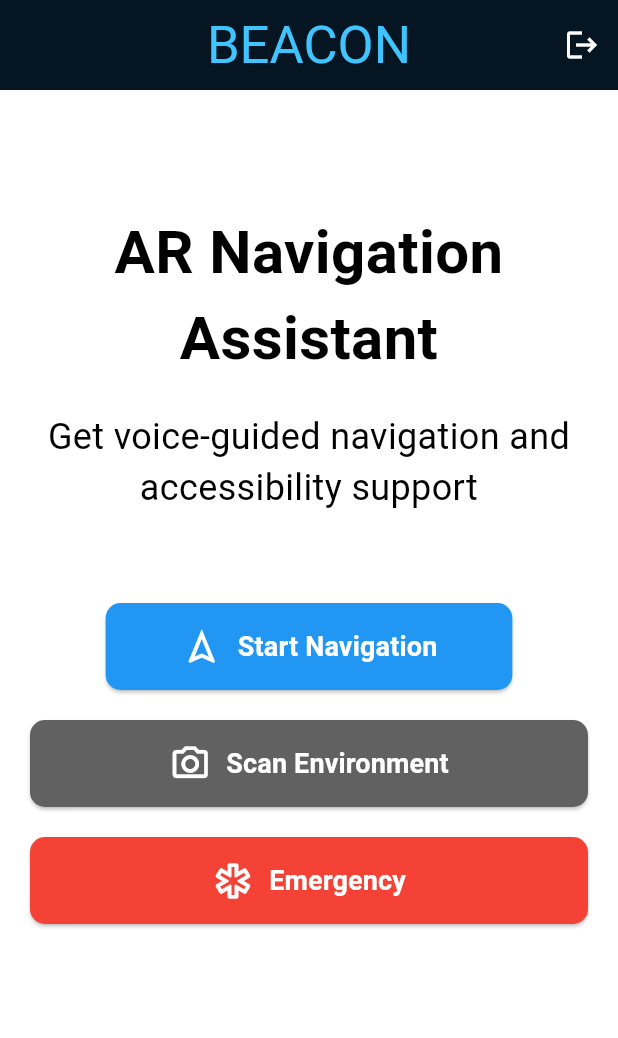
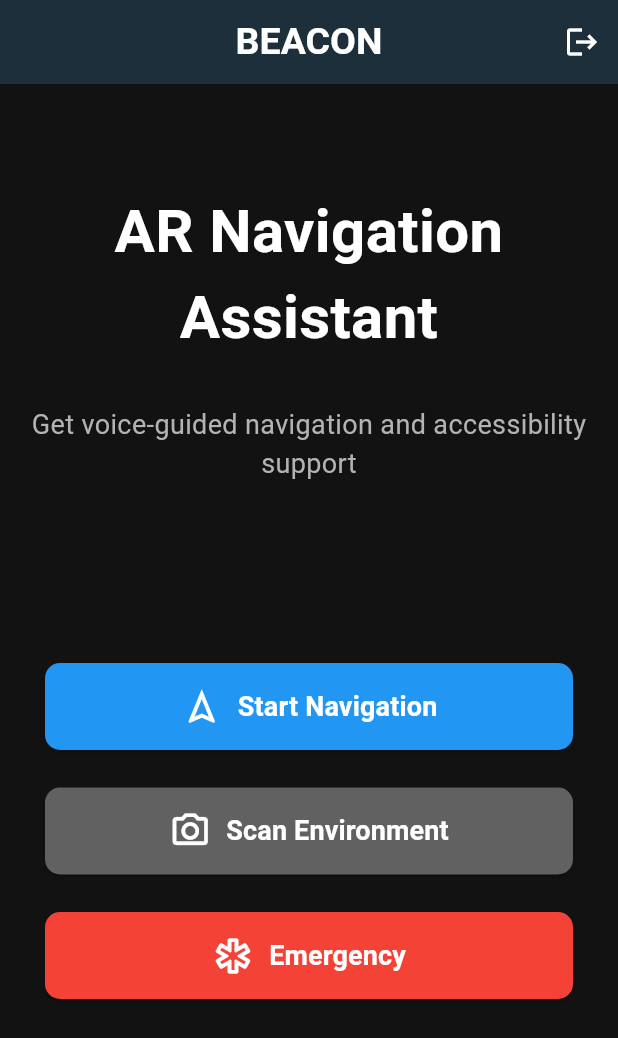
Before and after one commit to Shanu-Kumawat/Beacon, a Flutter app: the screen it shows once a user with an empty profile is signed in, on a phone screen of 412 x 824 dp. Shown: the top 1038 px of the screen. Run offline on Flutter 3.47's test engine with Material 3 defaults, Android fonts, the phone set to English and light mode, and no system bars; our stand-ins replace cloud_firestore, firebase_auth, firebase_core, firebase_storage, flutter_riverpod, geocoding and 2 more; accounts and stored records are empty; network calls fail.

Commit message:
improved home screen ui

```diff
--- /dev/null
+++ b/lib/core/common/custom_icon_button.dart
@@ -0,0 +1,59 @@
+import 'package:flutter/material.dart';
+
+class CustomIconButton extends StatelessWidget {
+  final String label;
+  final IconData icon;
+  final Color color;
+  final VoidCallback onPressed;
+
+  const CustomIconButton({
+    super.key,
+    required this.label,
+    required this.icon,
+    required this.color,
+    required this.onPressed,
+  });
+
+  @override
+  Widget build(BuildContext context) {
+    return Row(
+      mainAxisAlignment: MainAxisAlignment.spaceEvenly,
+      children: [
+        Expanded(
+          child: Padding(
+            padding: const EdgeInsets.symmetric(horizontal: 10),
+            child: ElevatedButton(
+              onPressed: onPressed,
+              style: ElevatedButton.styleFrom(
+                backgroundColor: color,
+                padding: const EdgeInsets.symmetric(vertical: 15),
+                shape: RoundedRectangleBorder(
+                  borderRadius: BorderRadius.circular(10),
+                ),
+              ),
+              child: Row(
+                mainAxisAlignment: MainAxisAlignment.center,
+                children: [
+                  Icon(
+                    icon,
+                    color: Colors.white,
+                    size: 28,
+                  ),
+                  const SizedBox(width: 10),
+                  Text(
+                    label,
+                    style: const TextStyle(
+                      color: Colors.white,
+                      fontSize: 18,
+                      fontWeight: FontWeight.bold,
+                    ),
+                  ),
+                ],
+              ),
+            ),
+          ),
+        ),
+      ],
+    );
+  }
+}
--- a/lib/features/home/screens/home_screen.dart
+++ b/lib/features/home/screens/home_screen.dart
@@ -1,8 +1,9 @@
+import 'package:beacon/core/common/custom_icon_button.dart';
 import 'package:beacon/features/auth/controller/auth_controller.dart';
+import 'package:beacon/features/auth/screens/DestinationSearch_screen.dart';
+import 'package:beacon/theme/apptheme.dart';
 import 'package:flutter/material.dart';
 import 'package:flutter_riverpod/flutter_riverpod.dart';
-
-import '../../auth/screens/DestinationSearch_screen.dart';
 
 class HomeScreen extends ConsumerWidget {
   const HomeScreen({super.key});
@@ -14,20 +15,20 @@ class HomeScreen extends ConsumerWidget {
   @override
   Widget build(BuildContext context, WidgetRef ref) {
     return Scaffold(
-      backgroundColor: Colors.white,
+        backgroundColor: AppTheme.background,
         appBar: AppBar(
-        toolbarHeight: 60,
-        title: Text(
+          title: const Text(
             "BEACON",
             style: TextStyle(
-            color: Colors.lightBlueAccent[200],
-            fontSize: 35,
+              fontWeight: FontWeight.bold,
+              color: AppTheme.textPrimary,
+              fontSize: 25,
             ),
           ),
-        backgroundColor: Colors.black,
+          backgroundColor: AppTheme.surface,
           elevation: 20,
           centerTitle: true,
-        actions:<Widget> [
+          actions: <Widget>[
             IconButton(
               icon: const Icon(Icons.logout), // Logout icon
               onPressed: () => logOut(ref),
@@ -38,30 +39,30 @@ class HomeScreen extends ConsumerWidget {
           padding: const EdgeInsets.symmetric(horizontal: 20),
           child: Column(
             children: [
-              const SizedBox(height: 80),
+              const SizedBox(height: 70),
               const Text(
                 "AR Navigation Assistant",
                 style: TextStyle(
-                  color: Colors.black,
+                  color: AppTheme.textPrimary,
                   fontWeight: FontWeight.bold,
                   fontSize: 40.0,
                 ),
                 textAlign: TextAlign.center,
               ),
-              const SizedBox(height: 20),
+              const SizedBox(height: 30),
               const Text(
                 "Get voice-guided navigation and accessibility support",
                 style: TextStyle(
-                  color: Colors.black,
-                  fontSize: 24.0,
+                  color: AppTheme.textSecondary,
+                  fontSize: 18,
                 ),
                 textAlign: TextAlign.center,
               ),
-              const SizedBox(height: 60),
-              Row(
-                mainAxisAlignment: MainAxisAlignment.spaceEvenly,
-                children: [
-                  ElevatedButton(
+              const SizedBox(height: 120),
+              CustomIconButton(
+                label: "Start Navigation",
+                icon: Icons.navigation_outlined,
+                color: Colors.blue,
                 onPressed: () {
                   Navigator.push(
                     context,
@@ -70,118 +71,28 @@ class HomeScreen extends ConsumerWidget {
                     ),
                   );
                 },
-                    style: ElevatedButton.styleFrom(
-                      backgroundColor: Colors.blue,
-                      padding: const EdgeInsets.symmetric(vertical: 15,horizontal: 50),
-                      shape: RoundedRectangleBorder(
-                        borderRadius: BorderRadius.circular(10),
               ),
-                    ),
-                    child: const Row(
-                      mainAxisAlignment: MainAxisAlignment.center,
-                      children: [
-                        Icon(
-                          Icons.navigation_outlined,
-                          color: Colors.white,
-                          size: 28,
-                        ),
-                        SizedBox(width: 10),
-                        Text(
-                          "Start Navigation",
-                          style: TextStyle(
-                            color: Colors.white,
-                            fontSize: 18,
-                            fontWeight: FontWeight.bold,
-                          ),
-                        ),
-                      ],
-                    ),
-                  ),
-
-                ],
-              ),
-              const SizedBox(height: 20),
-              Row(
-                mainAxisAlignment: MainAxisAlignment.spaceEvenly,
-                children: [
-                  Expanded(
-                    child: ElevatedButton(
+              const SizedBox(height: 25),
+              CustomIconButton(
+                label: "Scan Environment",
+                icon: Icons.camera_alt_outlined,
+                color: Colors.grey[700]!,
                 onPressed: () {
                   // Scan environment logic
                 },
-                      style: ElevatedButton.styleFrom(
-                        backgroundColor: Colors.grey[700],
-                        padding: const EdgeInsets.symmetric(vertical: 15),
-                        shape: RoundedRectangleBorder(
-                          borderRadius: BorderRadius.circular(10),
               ),
-                      ),
-                      child: const Row(
-                        mainAxisAlignment: MainAxisAlignment.center,
-                        children: [
-                          Icon(
-                            Icons.camera_alt_outlined,
-                            color: Colors.white,
-                            size: 28,
-                          ),
-                          SizedBox(width: 10),
-                          Text(
-                            "Scan Environment",
-                            style: TextStyle(
-                              color: Colors.white,
-                              fontSize: 18,
-                              fontWeight: FontWeight.bold,
-                            ),
-                          ),
-                        ],
-                      ),
-                    ),
-                  ),
-                ],
-              ),
-              const SizedBox(height: 20),
-              Row(
-                mainAxisAlignment: MainAxisAlignment.spaceEvenly,
-                children: [
-                  Expanded(
-                    child: ElevatedButton(
+              const SizedBox(height: 25),
+              CustomIconButton(
+                label: "Emergency",
+                icon: Icons.emergency_outlined,
+                color: Colors.red,
                 onPressed: () {
                   // Emergency logic
                 },
-                      style: ElevatedButton.styleFrom(
-                        backgroundColor: Colors.red,
-                        padding: const EdgeInsets.symmetric(vertical: 15),
-                        shape: RoundedRectangleBorder(
-                          borderRadius: BorderRadius.circular(10),
-                        ),
-                      ),
-                      child: const Row(
-                        mainAxisAlignment: MainAxisAlignment.center,
-                        children: [
-                          Icon(
-                            Icons.emergency_outlined,
-                            color: Colors.white,
-                            size: 28,
-                          ),
-                          SizedBox(width: 10),
-                          Text(
-                            "Emergency",
-                            style: TextStyle(
-                              color: Colors.white,
-                              fontSize: 18,
-                              fontWeight: FontWeight.bold,
-                            ),
-                          ),
-                        ],
-                      ),
-                    ),
-                  ),
-                ],
               ),
               const Spacer(),
             ],
           ),
-        )
-    );
+        ));
   }
 }
--- a/lib/main.dart
+++ b/lib/main.dart
@@ -39,7 +39,7 @@
             if (snapshot.data != null) {
               return const HomeScreen();
             }
-            return const DestinationSearchScreen();
+            return const SigninScreen();
           }),
     );
   }
```
Lines whose indentation alone changed are shown as unchanged.
